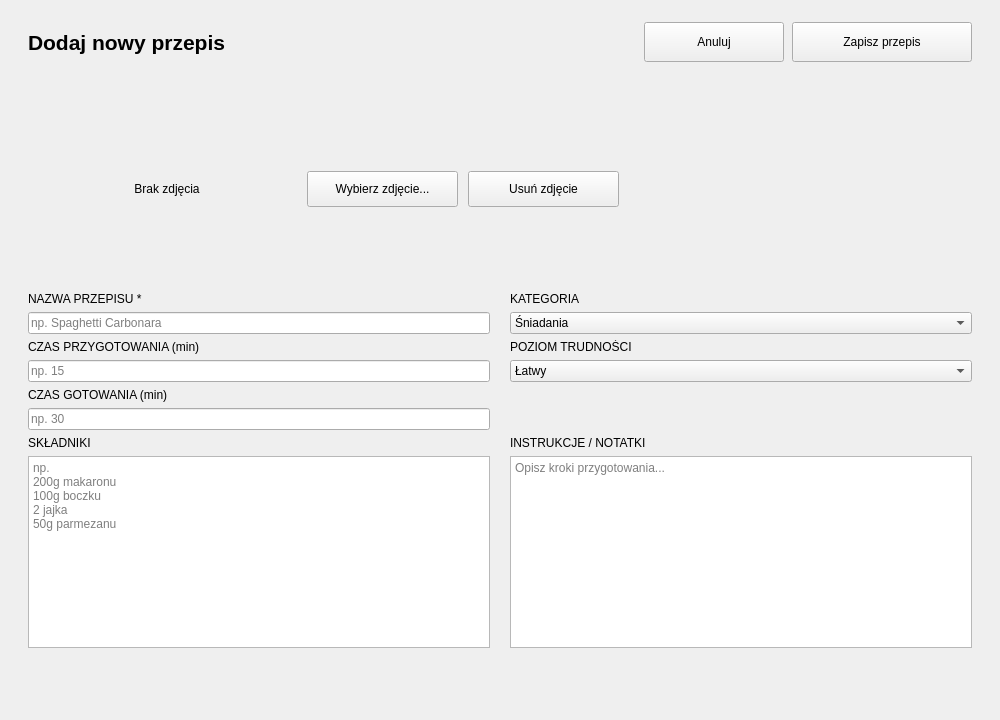
akmqu/recipe-manager, file RecipeManager/pages/AddRecipePage.ui: the form before one commit.
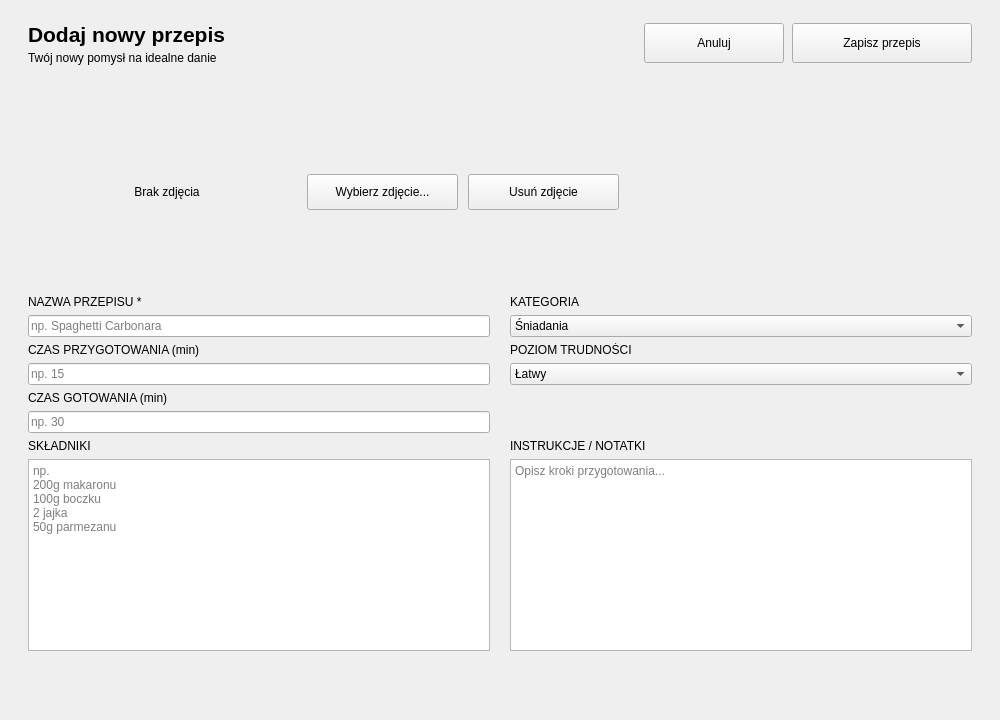
The form after the commit.

```diff
--- a/RecipeManager/pages/AddRecipePage.ui
+++ b/RecipeManager/pages/AddRecipePage.ui
@@ -35,7 +35,7 @@
     <number>0</number>
    </property>
    <item>
-    <layout class="QHBoxLayout" name="horizontalLayout_Header">
+    <layout class="QHBoxLayout" name="horizontalLayout_Header" stretch="0,0,0,0">
      <property name="spacing">
       <number>8</number>
      </property>
@@ -52,6 +52,11 @@
       <number>18</number>
      </property>
      <item>
+      <layout class="QVBoxLayout" name="verticalLayout_2">
+       <property name="spacing">
+        <number>4</number>
+       </property>
+       <item>
       <widget class="QLabel" name="label_PageTitle">
        <property name="font">
         <font>
@@ -66,6 +71,15 @@
       </widget>
      </item>
      <item>
+        <widget class="QLabel" name="label_PageTitle2">
+         <property name="text">
+          <string>Twój nowy pomysł na idealne danie</string>
+         </property>
+        </widget>
+       </item>
+      </layout>
+     </item>
+     <item>
       <spacer name="hSpacer_Header">
        <property name="orientation">
         <enum>Qt::Horizontal</enum>
@@ -123,7 +137,7 @@
         <x>0</x>
         <y>0</y>
         <width>1000</width>
-        <height>640</height>
+        <height>635</height>
        </rect>
       </property>
       <layout class="QVBoxLayout" name="verticalLayout_Scroll">
```
Lines whose indentation alone changed are shown as unchanged.
